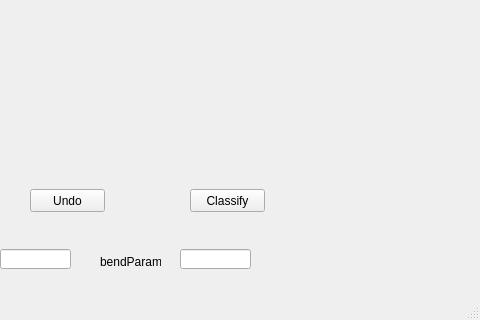
Qt form PathClassification/PathClassificationGUI/PathClassificationGUI.ui (OOT-Group/PathClassification) before a commit; both pictures show x 130 to 610 and y 141 to 461 of the 610 by 461 pixel window.
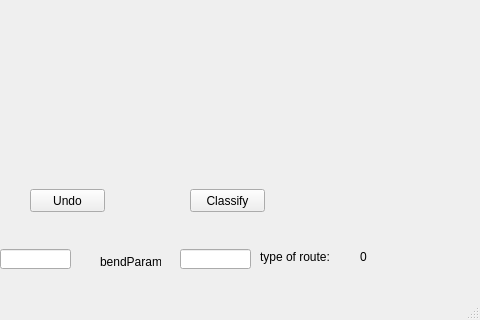
The same form after that commit. Custom widgets are drawn as their Qt base class.

Commit message: add types text

The edit to the form file:
```diff
--- a/PathClassification/PathClassificationGUI/PathClassificationGUI.ui
+++ b/PathClassification/PathClassificationGUI/PathClassificationGUI.ui
@@ -109,6 +109,32 @@
      </rect>
     </property>
    </widget>
+   <widget class="QLabel" name="label_3">
+    <property name="geometry">
+     <rect>
+      <x>390</x>
+      <y>390</y>
+      <width>91</width>
+      <height>16</height>
+     </rect>
+    </property>
+    <property name="text">
+     <string>type of route:</string>
+    </property>
+   </widget>
+   <widget class="QLabel" name="typesTxt">
+    <property name="geometry">
+     <rect>
+      <x>490</x>
+      <y>390</y>
+      <width>91</width>
+      <height>16</height>
+     </rect>
+    </property>
+    <property name="text">
+     <string>0</string>
+    </property>
+   </widget>
   </widget>
   <widget class="QStatusBar" name="statusBar"/>
  </widget>
```
The commit also changes 5 other files.
